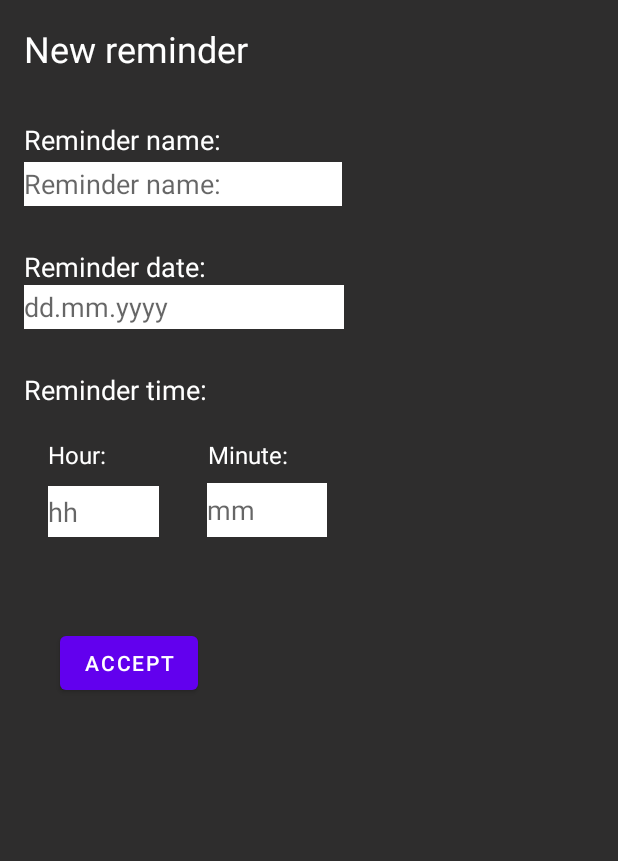
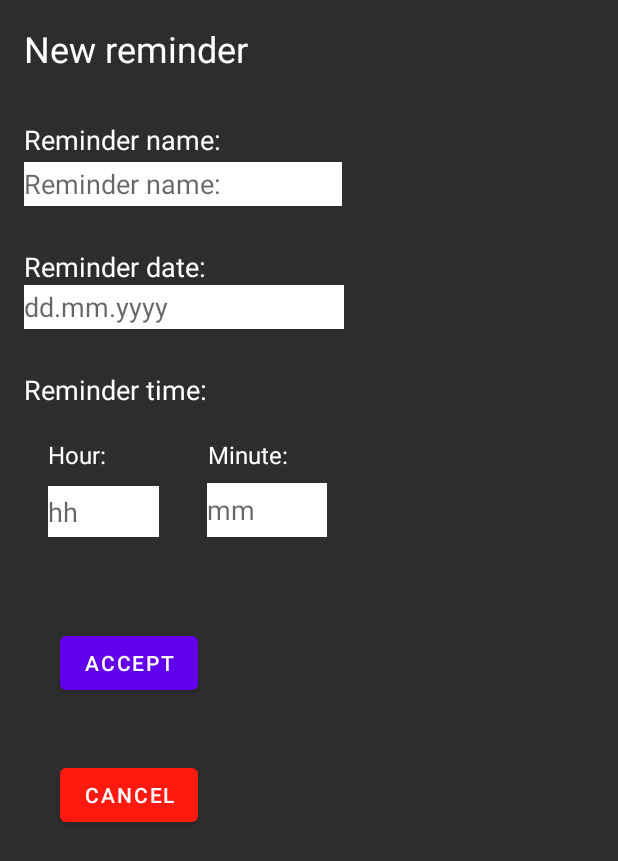
Before and after one commit to timalo/MobiComp, an Android app: the layout activity_newreminder.xml on its own in the app's theme, with its tools: preview values and no code run, on a phone screen of 412 x 824 dp. Shown: the top 861 px of the screen. Run offline under Robolectric (Android 15) with nearby library versions, the light colour scheme and no system bars.

Commit message:
some more

```diff
--- a/app/src/main/AndroidManifest.xml
+++ b/app/src/main/AndroidManifest.xml
@@ -9,8 +9,7 @@
         android:roundIcon="@mipmap/ic_launcher_round"
         android:supportsRtl="true"
         android:theme="@style/Theme.MobCompApp">
-        <activity android:name=".reminderItem"></activity>
-        <activity android:name=".Newreminder" />
+        <activity android:name=".NewreminderActivity"></activity>
         <activity android:name=".MainmenuActivity" />
         <activity android:name=".MainActivity">
             <intent-filter>
--- a/app/src/main/java/com/example/mobcompapp/MainActivity.kt
+++ b/app/src/main/java/com/example/mobcompapp/MainActivity.kt
@@ -35,7 +35,6 @@ class MainActivity : AppCompatActivity() {
                 val toast = Toast.makeText(applicationContext, text, Toast.LENGTH_SHORT)
                 toast.show()
             }
-            //applicationContext.getSharedPreferences(getString(R.string.sharedPreference),Context.MODE_PRIVATE).edit().putInt("logInStatus",1).apply()
         }
     }
 }
--- a/app/src/main/res/layout/activity_mainmenu.xml
+++ b/app/src/main/res/layout/activity_mainmenu.xml
@@ -9,15 +9,15 @@
 
     <ListView
         android:id="@+id/listView"
-        android:layout_width="389dp"
-        android:layout_height="477dp"
+        android:layout_width="382dp"
+        android:layout_height="445dp"
         android:layout_marginTop="64dp"
         android:background="#F3EEEE"
         app:layout_constraintEnd_toEndOf="parent"
         app:layout_constraintHorizontal_bias="0.567"
         app:layout_constraintStart_toStartOf="parent"
         app:layout_constraintTop_toTopOf="parent"
-        tools:listitem="@layout/reminder_item"/>
+        tools:listitem="@layout/reminder_item" />
 
     <TextView
         android:id="@+id/textView2"
--- a/app/src/main/res/layout/activity_newreminder.xml
+++ b/app/src/main/res/layout/activity_newreminder.xml
@@ -5,7 +5,7 @@
     android:layout_width="match_parent"
     android:layout_height="match_parent"
     android:background="@color/appDarkBG"
-    tools:context=".Newreminder">
+    tools:context=".NewreminderActivity">
 
     <TextView
         android:id="@+id/textView3"
@@ -154,4 +154,16 @@
         app:layout_constraintStart_toEndOf="@+id/textView7"
         app:layout_constraintTop_toBottomOf="@+id/textView6" />
 
+    <Button
+        android:id="@+id/button4"
+        android:layout_width="wrap_content"
+        android:layout_height="wrap_content"
+        android:layout_marginStart="40dp"
+        android:layout_marginLeft="40dp"
+        android:layout_marginTop="40dp"
+        android:text="Cancel"
+        app:backgroundTint="@color/appRed"
+        app:layout_constraintStart_toStartOf="parent"
+        app:layout_constraintTop_toBottomOf="@+id/button3" />
+
 </androidx.constraintlayout.widget.ConstraintLayout>
```
Also changed, not shown: app/src/main/java/com/example/mobcompapp/MainmenuActivity.kt (+3 -10 lines), app/src/main/java/com/example/mobcompapp/NewreminderActivity.kt (renamed from app/src/main/java/com/example/mobcompapp/newreminder.kt, +10 -0 lines), app/src/main/java/com/example/mobcompapp/ReminderHistoryAdaptor.kt (added, +41 -0 lines).
